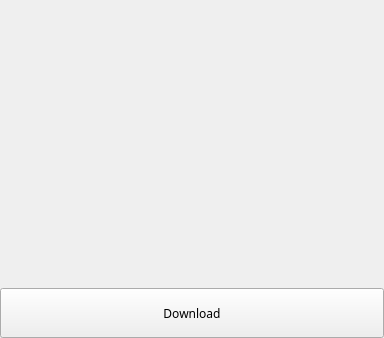
First picture: the form in resources/ui/videoDownloadWidget.ui, repository devhotteok/TwitchLink, before the edit.
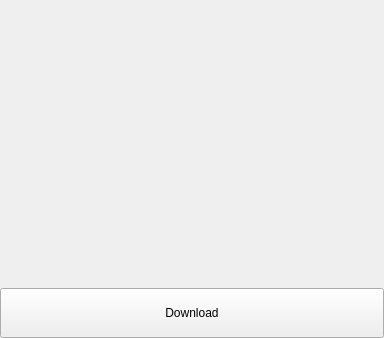
Second picture: the form after the edit.

The edit to the form file:
```diff
--- a/resources/ui/videoDownloadWidget.ui
+++ b/resources/ui/videoDownloadWidget.ui
@@ -10,10 +10,8 @@
     <height>338</height>
    </rect>
   </property>
-  <property name="font">
-   <font>
-    <family>Arial Rounded MT Bold</family>
-   </font>
+  <property name="locale">
+   <locale language="English" country="UnitedStates"/>
   </property>
   <layout class="QVBoxLayout" name="FormLayout">
    <property name="leftMargin">
```
Left out of the diff: 4 changed lines with no effect on the pictures.
